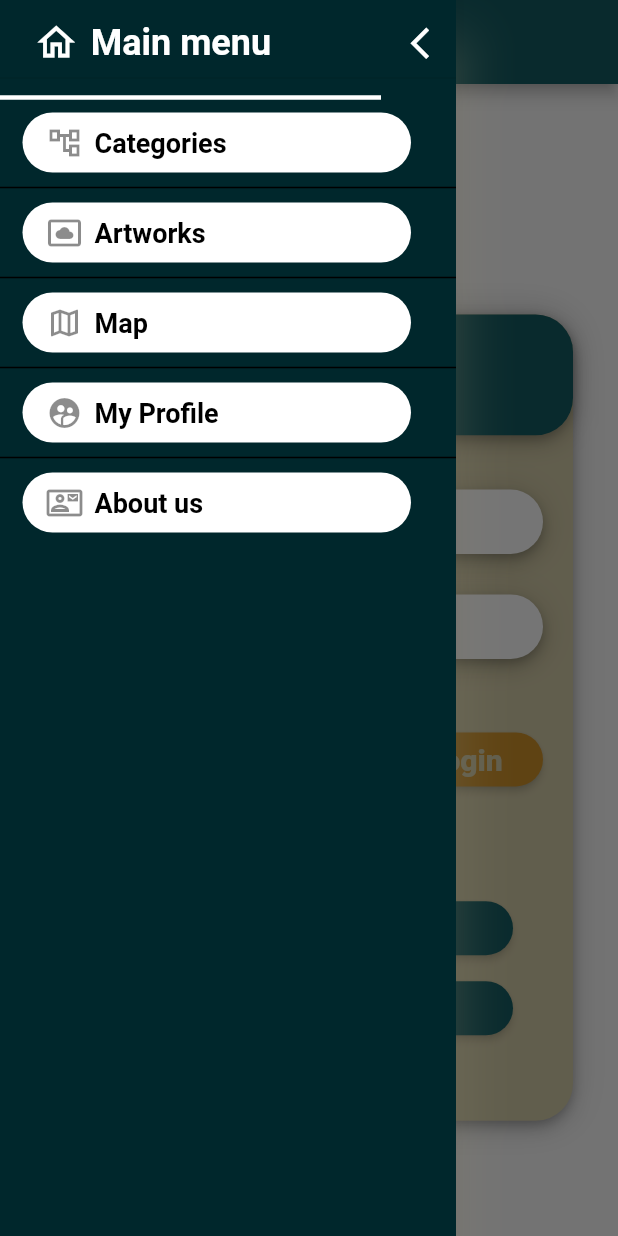
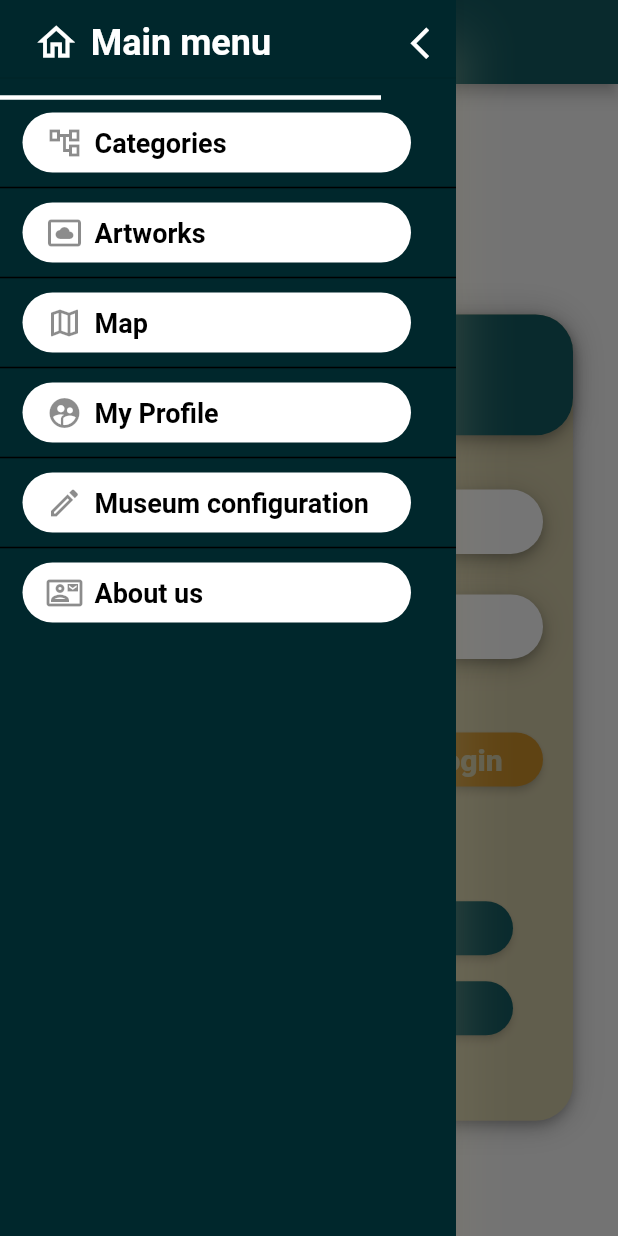
Before and after one commit to AIR-FOI-HR/AIR2101_FOAQ_TEAM_ZERO, a Flutter app: the LoginScreen screen opened by its route, with the side drawer open, on a phone screen of 412 x 824 dp. Run offline on Flutter 3.47's test engine with Material 2 defaults, Android fonts, the light colour scheme and no system bars; our stand-ins replace email_validator.

Commit message:
Adding the drawer tab for single museum configuration screen

```diff
--- a/lib/widgets/main_menu_drawer.dart
+++ b/lib/widgets/main_menu_drawer.dart
@@ -6,6 +6,7 @@ import 'package:provider/provider.dart';
 import '../providers/categories.dart';
 import '../screens/artworks/manage_artworks_screen.dart';
 import '../screens/categories/category_artwork_screen.dart';
+import '../screens/single_musem_configuration/single_museum_configuration_screen.dart';
 
 class MainMenuDrawer extends StatelessWidget {
   @override
@@ -95,6 +96,16 @@ class MainMenuDrawer extends StatelessWidget {
           createDivider,
           createDrawerTile(
             context,
+            'Museum configuration',
+            Icons.edit_outlined,
+            () {
+              Navigator.of(context).pushReplacementNamed(
+                  SingleMuseumConfigurationScreen.routeName);
+            },
+          ),
+          createDivider,
+          createDrawerTile(
+            context,
             'About us',
             Icons.quick_contacts_mail_outlined,
             () {},
```
